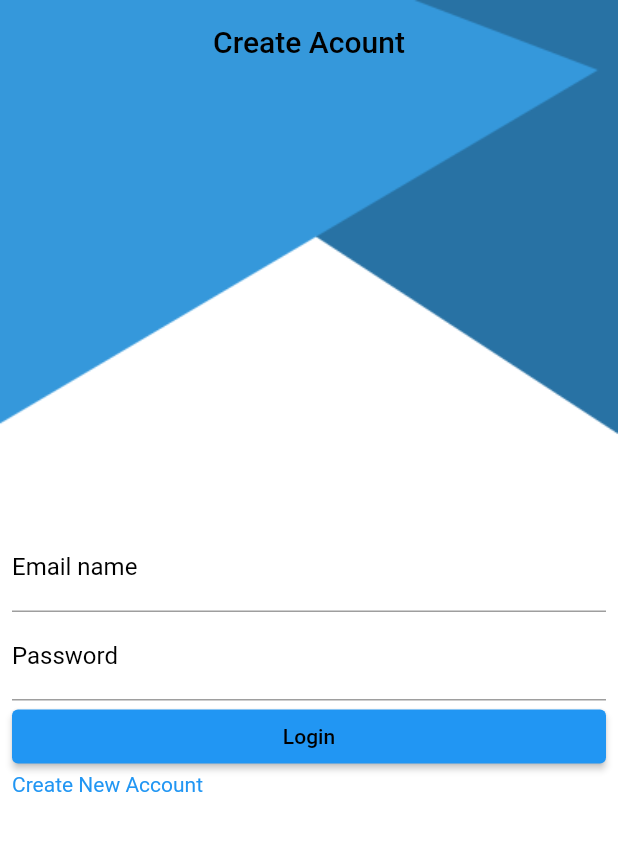
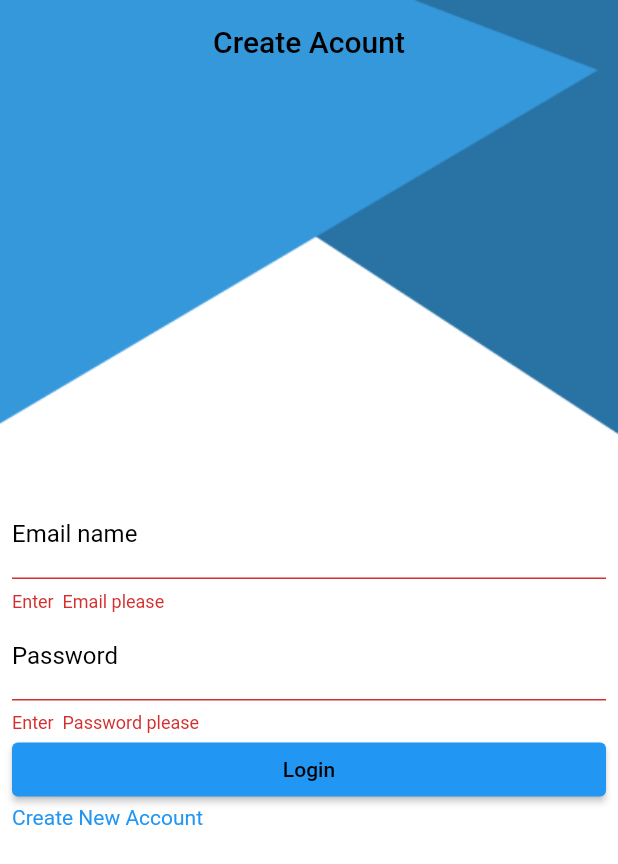
Before and after one commit to Ma7m0ud3id/Cat_task, a Flutter app: the screen it shows after launch, after a tap on "Login", on a phone screen of 412 x 824 dp. Shown: the top 864 px of the screen. Run offline on Flutter 3.47's test engine with Material 2 defaults, Android fonts, the phone set to English and light mode, and no system bars; our stand-ins replace shared_preferences.

Commit message:
final project

```diff
--- a/lib/Create/States.dart
+++ b/lib/Create/States.dart
@@ -3,5 +3,5 @@
 import '../base.dart';
 
 abstract class States extends BaseNavigator{
-  //void goToHome(MyUser user);
+  void goToHome();
 }
--- a/lib/Login_Screen/Login.dart
+++ b/lib/Login_Screen/Login.dart
@@ -1,9 +1,12 @@
 import 'package:flutter/material.dart';
 import 'package:provider/provider.dart';
+import 'package:shared_preferences/shared_preferences.dart';
 import '../Create/Creat_acount.dart';
 import '../Create/States.dart';
 
 import '../base.dart';
+import '../home/home.dart';
+import '../providers/user_provider.dart';
 import 'Navigat_login.dart';
 import 'Register_login.dart';
 
@@ -16,12 +19,21 @@ class LoginScreen extends StatefulWidget {
 
 class _LoginScreenState extends BaseState<LoginScreen, RegisterLogin>
     implements NavigatLogin {
+  late String email;
+  late String password;
   var emailcontroller = TextEditingController();
   var formKey = GlobalKey<FormState>();
   var passwordcontroller = TextEditingController();
-
+  @override
+  void initState() {
+    // TODO: implement initState
+    super.initState();
+    viewModel.Navigatore = this;
+    WidgetsBinding.instance.addPostFrameCallback((____)=>Sherdeprif() );
+  }
   @override
   Widget build(BuildContext context) {
+
     return ChangeNotifierProvider(
         create: (c) => viewModel,
         child: Stack(children: [
@@ -82,7 +94,7 @@ class _LoginScreenState extends BaseState<LoginScreen, RegisterLogin>
                             },
                           ),
                           ElevatedButton(onPressed: (){
-                           // Recive();
+                            Recive();
                           }, child: Text('Login',style: TextStyle(color: Colors.black),)),
                           InkWell(
                               onTap: (){
@@ -95,27 +107,35 @@ class _LoginScreenState extends BaseState<LoginScreen, RegisterLogin>
         ]));
   }
 
-  @override
-  void initState() {
-    // TODO: implement initState
-    super.initState();
-    viewModel.Navigatore = this;
-  }
+
 
   @override
   RegisterLogin intichange() {
     return RegisterLogin();
   }
-  // void Recive(){
-  //   if (formKey.currentState!.validate()) {
-  //     viewModel.login(emailcontroller.text, passwordcontroller.text);
-  //   }
-  // }
+  void Recive(){
+    if (formKey.currentState!.validate()) {
+      viewModel.login(emailcontroller.text, passwordcontroller.text,email,password);
+    }
+  }
+  void Sherdeprif()async{
 
-  // @override
-  // void goToHome(MyUser user) {
-  //   var userProvider=Provider.of<UserProvider>(context,listen: false);
-  //   userProvider.user=user;
-  //   Navigator.pushReplacementNamed(context,HomeScreen.routeName);
-  // }
+    // var pro=Provider.of<UserProvider>(context, listen: false);
+    final prefs = await SharedPreferences.getInstance();
+     email = prefs.getString('email')??'';
+     password = prefs.getString('password')??'';
+    String username = prefs.getString('username')??'';
+    String fname = prefs.getString('fName')??'';
+    String lname = prefs.getString('lName')??'';
+    // pro.UserChange(email, password, fname, lname, username);
+  }
+
+
+
+  @override
+  void goToHome() {
+    // var userProvider=Provider.of<UserProvider>(context,listen: false);
+    // userProvider.user=user;
+    Navigator.pushReplacementNamed(context,HomeScreen.routeName);
+  }
 }
--- a/lib/Login_Screen/Navigat_login.dart
+++ b/lib/Login_Screen/Navigat_login.dart
@@ -2,5 +2,5 @@ import '../../base.dart';
 
 
 abstract class NavigatLogin extends BaseNavigator{
-  //void goToHome(MyUser user);
+  void goToHome();
 }
--- a/lib/Login_Screen/Register_login.dart
+++ b/lib/Login_Screen/Register_login.dart
@@ -1,3 +1,5 @@
+
+import 'package:shared_preferences/shared_preferences.dart';
 
 import '../../base.dart';
 
@@ -6,42 +8,42 @@ import 'Navigat_login.dart';
 
 class RegisterLogin extends BaseViewModel<NavigatLogin>{
 
-  void login(String email,String password)async{
-
-  }
+  // void login(String email,String password,String realemail,String realpassword)async{
+  //
+  //   try {
+  //     Navigatore?.showloding();
+  //     if(realemail==email&&realpassword==password){
+  //       print('**********$realemail');
+  //       print('**********$realpassword');
+  //       print('**********$email');
+  //       print('**********$password');
+  //       Navigatore?.hideloding();
+  //        Navigatore?.goToHome(true);
+  //     }
+  //
+  //   }catch (e) {
+  //         print(e);
+  //   }
+  // }
   //var firebaseAuth=FirebaseAuth.instance;
 
-  // void login(String email,String password)async{
-  //   String? message=null;
-  //   try {
-  //     Navigatore?.showloding();
-  //     var result=await firebaseAuth.signInWithEmailAndPassword(email: email, password: password);
-  //     var user=await DateBaseUtils.readUser(result.user?.uid??"");
-  //
-  //     if(user ==null){
-  //       message='Failed to complete sign in , please try again later..';
-  //     }else{
-  //       Navigatore?.hideloding();
-  //       Navigatore?.goToHome(user);
-  //
-  //     }
-  //   } on FirebaseAuthException catch (e) {
-  //     if (e.code == Conestant.USERNOTFOUND) {
-  //       message='No user found for that email.';
-  //     } else if (e.code == Conestant.WRONGPASS) {
-  //       message='Wrong password provided for that user.';
-  //     }
-  //     if (e.code == Conestant.WEAKPASSWORD) {
-  //       message='The password provided is too weak.';
-  //     } else if (e.code == Conestant.UESEDEMAIL) {
-  //       message='The account already exists for that email.';
-  //     }
-  //     Navigatore?.hideloding();
-  //     if(message !=null){
-  //       Navigatore?.showmassage(message);
-  //     }
-  //   } catch (e) {
-  //     print(e);
-  //   }
-  // }
+    void login(String email,String password,String realemail,String realpassword)async{
+
+    try {
+      Navigatore?.showloding();
+
+
+      if(realemail==email&&realpassword==password){
+        Navigatore?.hideloding();
+        Navigatore?.goToHome();
+
+      }else{
+
+        Navigatore?.showmassage('Failed to complete sign in , please try again later..');
+
+      }
+    } catch (e) {
+      print(e);
+    }
+   }
 }
--- a/lib/main.dart
+++ b/lib/main.dart
@@ -1,13 +1,26 @@
 import 'package:cat_task/Create/Creat_acount.dart';
 import 'package:cat_task/Login_Screen/Login.dart';
 import 'package:flutter/material.dart';
+
+import 'home/home.dart';
 
 void main() {
   runApp(MyApp());
 }
 
-class MyApp extends StatelessWidget {
+class MyApp extends StatefulWidget {
 
+  @override
+  State<MyApp> createState() => _MyAppState();
+}
+
+class _MyAppState extends State<MyApp> {
+  @override
+  void initState() {
+    // TODO: implement initState
+    super.initState();
+
+  }
   // This widget is the root of your application.
   @override
   Widget build(BuildContext context) {
@@ -17,6 +30,7 @@ class MyApp extends StatelessWidget {
       routes: {
          LoginScreen.routName:(v)=>LoginScreen(),
         Createe.routName:(c)=>Createe(),
+        HomeScreen.routeName:(c)=>HomeScreen(),
       },
     );
   }
--- /dev/null
+++ b/lib/providers/user_provider.dart
@@ -0,0 +1,23 @@
+
+import 'package:flutter/cupertino.dart';
+import 'package:shared_preferences/shared_preferences.dart';
+class UserProvider extends ChangeNotifier{
+   String mail='';
+   String pasword='';
+
+  UserChange(String email,String password,String fName,String lName,String username)async{
+      final prefs = await SharedPreferences.getInstance();
+      mail=email;
+      pasword=password;
+      await prefs.setString('email', email);
+      await prefs.setString('password', password);
+      await prefs.setString('username', username);
+      await prefs.setString('fName', fName);
+      await prefs.setString('lName', lName);
+      notifyListeners();
+  }
+
+
+
+
+}
```
Also changed, not shown: lib/Create/Creat_acount.dart (+12 -9 lines), lib/Create/registar_model.dart (+18 -33 lines), lib/home/home.dart (added, +87 -0 lines), lib/home/home_view_model.dart (added, +11 -0 lines), lib/home/navigator.dart (added, +7 -0 lines), pubspec.lock.
